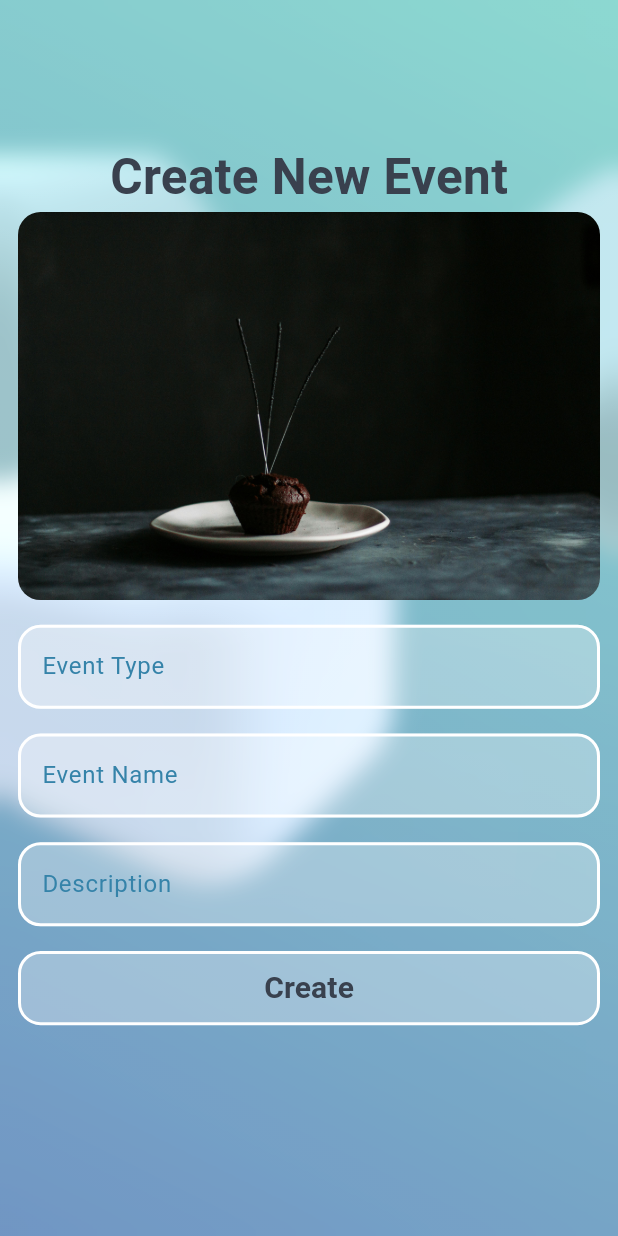
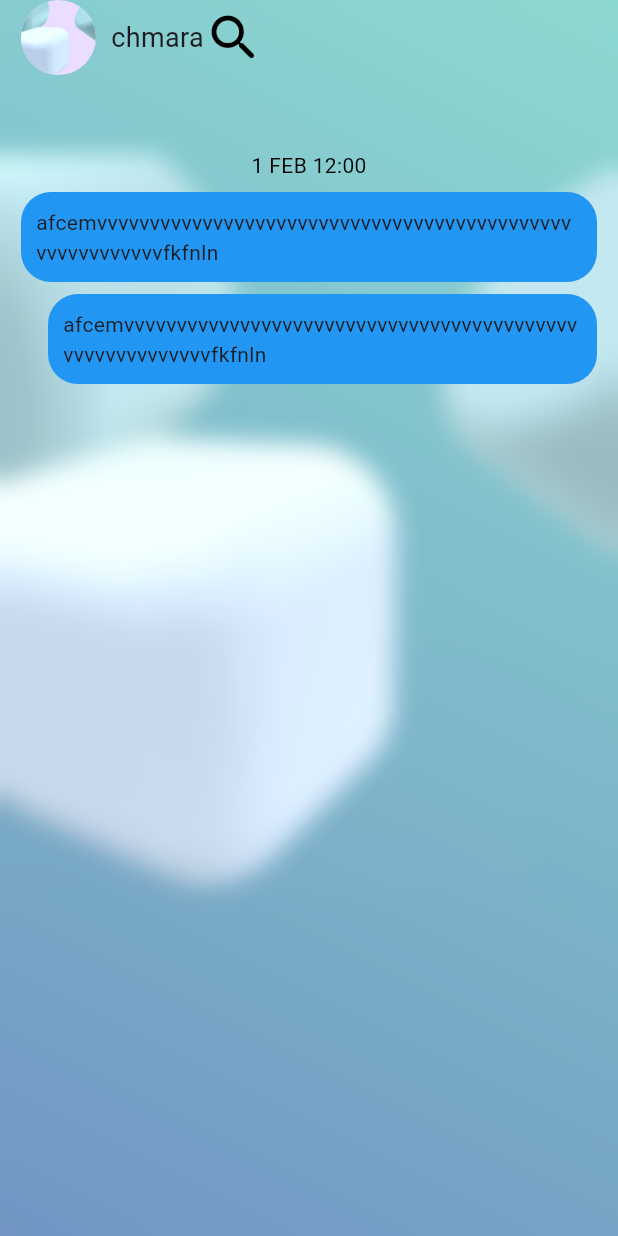
Before and after one commit to RMCV-Rajapaksha/Project-Syncup, a Flutter app: the screen it shows after launch, on a phone screen of 412 x 824 dp. Run offline on Flutter 3.47's test engine with Material 3 defaults, Android fonts, the phone set to English and light mode, and no system bars; our stand-ins replace device_preview, flutter_chat_ui.

Commit message:
Add flutter_chat_ui dependency and update generated plugins for Linux and Windows

```diff
--- a/lib/main.dart
+++ b/lib/main.dart
@@ -1,13 +1,14 @@
 import 'package:device_preview/device_preview.dart';
 
 import 'package:flutter/material.dart';
+import 'package:project_syncup/pages/Chat.dart';
 import 'package:project_syncup/pages/Create.dart';
 
 void main() {
   runApp(
     DevicePreview(
       enabled: true,
-      builder: (context) => const Create(),
+      builder: (context) => const ChatPage(),
     ),
   );
 }
--- a/lib/pages/Chat.dart
+++ b/lib/pages/Chat.dart
@@ -0,0 +1,92 @@
+import 'package:flutter/material.dart';
+import 'package:flutter_chat_ui/flutter_chat_ui.dart';
+import 'package:project_syncup/commponent/theme.dart';
+
+class ChatPage extends StatefulWidget {
+  const ChatPage({super.key});
+
+  @override
+  State<ChatPage> createState() => _LoginState();
+}
+
+class _LoginState extends State<ChatPage> {
+  @override
+  Widget build(BuildContext context) {
+    double screenWidth = MediaQuery.of(context).size.width;
+    double screenHeight = MediaQuery.of(context).size.height;
+    return Template(
+      screenWidth: screenWidth,
+      screenHeight: screenHeight,
+      theChild: SafeArea(
+        child: Padding(
+          padding: EdgeInsets.only(left: 14.0, right: 14),
+          child: Column(
+            children: [
+              Row(
+                children: [
+                  CircleAvatar(
+                    radius: 25,
+                    backgroundImage:
+                        Image.asset('assets/images/Background.png').image,
+                  ),
+                  SizedBox(
+                    width: 10,
+                  ),
+                  Text(
+                    'chmara',
+                    style: TextStyle(
+                      fontSize: 18,
+                    ),
+                  ),
+                  Icon(
+                    Icons.search_rounded,
+                    color: Colors.black,
+                    size: 40,
+                  )
+                ],
+              ),
+              SizedBox(
+                height: 50,
+              ),
+              Center(
+                child: Text(
+                  '1 FEB 12:00',
+                  style: TextStyle(color: Colors.black),
+                ),
+              ),
+              SizedBox(
+                height: 8,
+              ),
+              Container(
+                decoration: BoxDecoration(
+                    borderRadius: BorderRadius.circular(20),
+                    color: Colors.blue),
+                child: Padding(
+                  padding: const EdgeInsets.all(10.0),
+                  child: Text(
+                      'afcemvvvvvvvvvvvvvvvvvvvvvvvvvvvvvvvvvvvvvvvvvvvvvvvvvvvvvvvvvfkfnln'),
+                ),
+              ),
+              SizedBox(
+                height: 8,
+              ),
+              Padding(
+                padding: const EdgeInsets.only(left: 18),
+                child: Container(
+                  decoration: BoxDecoration(
+                      borderRadius: BorderRadius.circular(20),
+                      color: Colors.blue),
+                  child: Padding(
+                    padding: const EdgeInsets.all(10.0),
+                    child: Text(
+                        'afcemvvvvvvvvvvvvvvvvvvvvvvvvvvvvvvvvvvvvvvvvvvvvvvvvvvvvvvvvvfkfnln'),
+                  ),
+                ),
+              ),
+            ],
+          ),
+        ),
+      ),
+    );
+  }
+}
--- a/pubspec.yaml
+++ b/pubspec.yaml
@@ -36,6 +36,7 @@ dependencies:
   # Use with the CupertinoIcons class for iOS style icons.
   cupertino_icons: ^1.0.6
   device_preview: ^1.1.0
+  flutter_chat_ui: ^1.6.12
 
 dev_dependencies:
   flutter_test:
```
Also changed, not shown: pubspec.lock, 5 other files.
